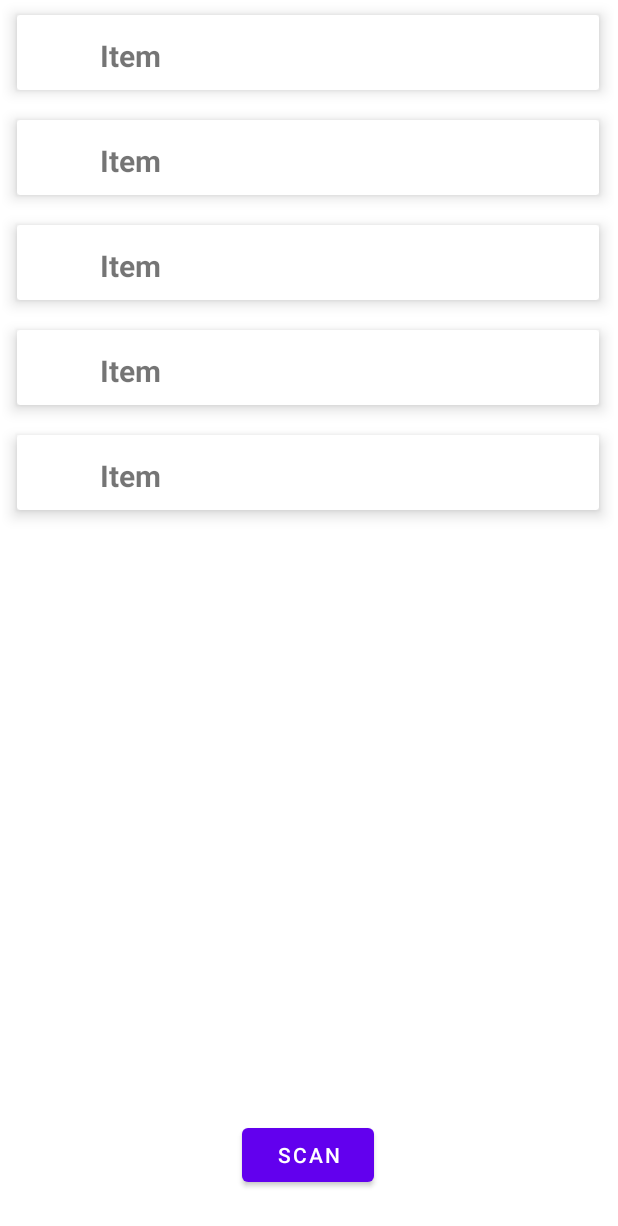
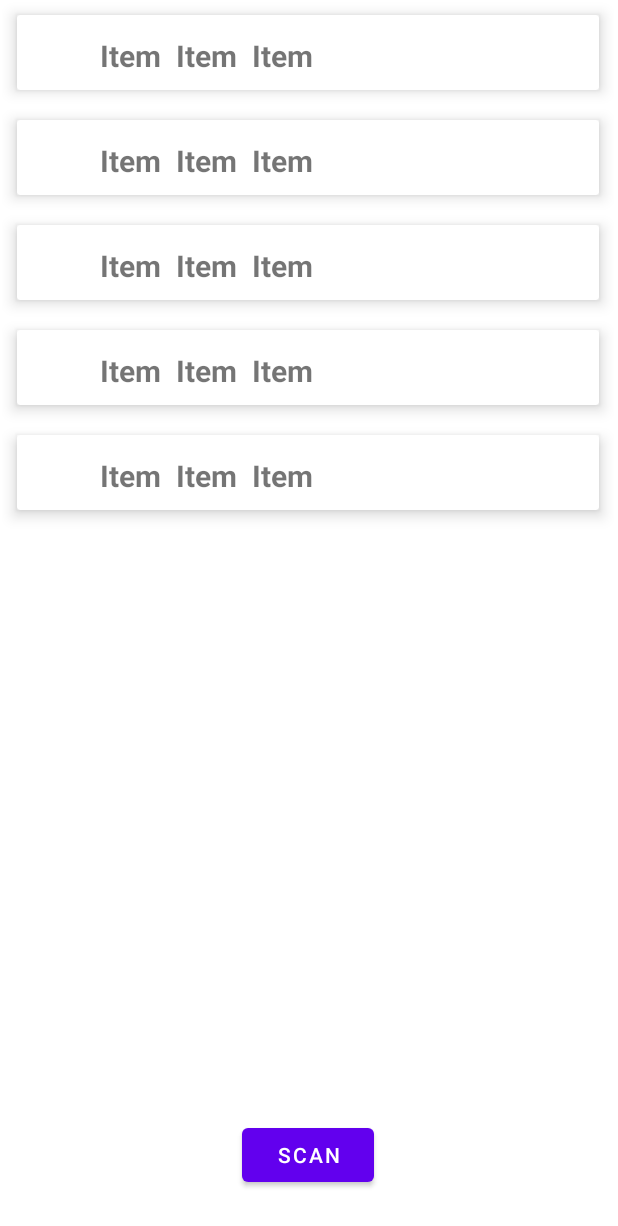
Before and after one commit to ArsalanShakil/w2_d4_BTBeaconLab, an Android app: the layout activity_main.xml on its own in the app's theme, with its tools: preview values and no code run, on a phone screen of 412 x 824 dp. Shown: the top 1226 px of the screen. Run offline under Robolectric (Android 15) with nearby library versions, the phone set to English and light mode, and no system bars.

Commit message:
version 1.3

```diff
--- a/app/src/main/java/com/example/w2_d4_btbeaconlab/ItemsViewModel.kt
+++ b/app/src/main/java/com/example/w2_d4_btbeaconlab/ItemsViewModel.kt
@@ -1,4 +1,4 @@
 package com.example.w2_d4_btbeaconlab
 
-data class ItemsViewModel(val image: Int, val text: String) {
+data class ItemsViewModel(val image: Int, val deviceName: String, val deviceAddress: String,val deviceRssi: String) {
 }
--- a/app/src/main/res/layout/card_view_design.xml
+++ b/app/src/main/res/layout/card_view_design.xml
@@ -19,7 +19,27 @@
             android:layout_height="40dp" />
 
         <TextView
-            android:id="@+id/textView"
+            android:id="@+id/deviceName"
+            android:layout_width="wrap_content"
+            android:layout_height="wrap_content"
+            android:layout_marginStart="10dp"
+            android:layout_marginLeft="15dp"
+            android:layout_marginTop="8dp"
+            android:text="Item"
+            android:textSize="20sp"
+            android:textStyle="bold" />
+        <TextView
+            android:id="@+id/deviceAddress"
+            android:layout_width="wrap_content"
+            android:layout_height="wrap_content"
+            android:layout_marginStart="10dp"
+            android:layout_marginLeft="15dp"
+            android:layout_marginTop="8dp"
+            android:text="Item"
+            android:textSize="20sp"
+            android:textStyle="bold" />
+        <TextView
+            android:id="@+id/deviceRssi"
             android:layout_width="wrap_content"
             android:layout_height="wrap_content"
             android:layout_marginStart="10dp"
```
Also changed, not shown: app/src/main/java/com/example/w2_d4_btbeaconlab/CustomAdapter.kt (+7 -2 lines), app/src/main/java/com/example/w2_d4_btbeaconlab/MainActivity.kt (+6 -10 lines).
